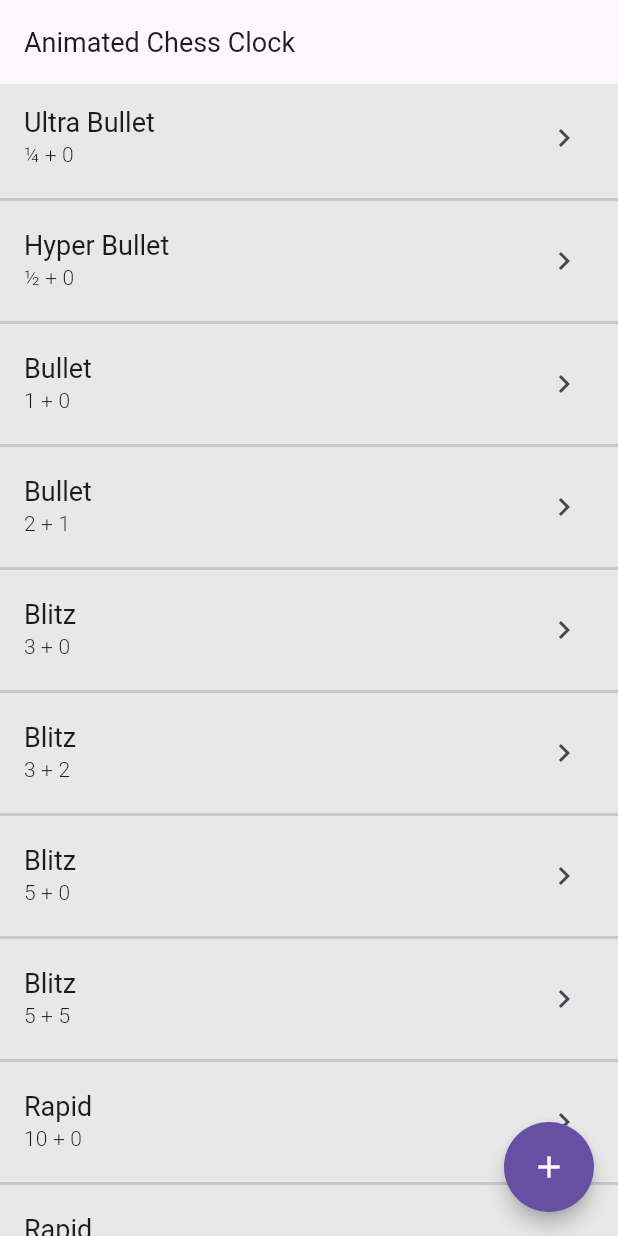
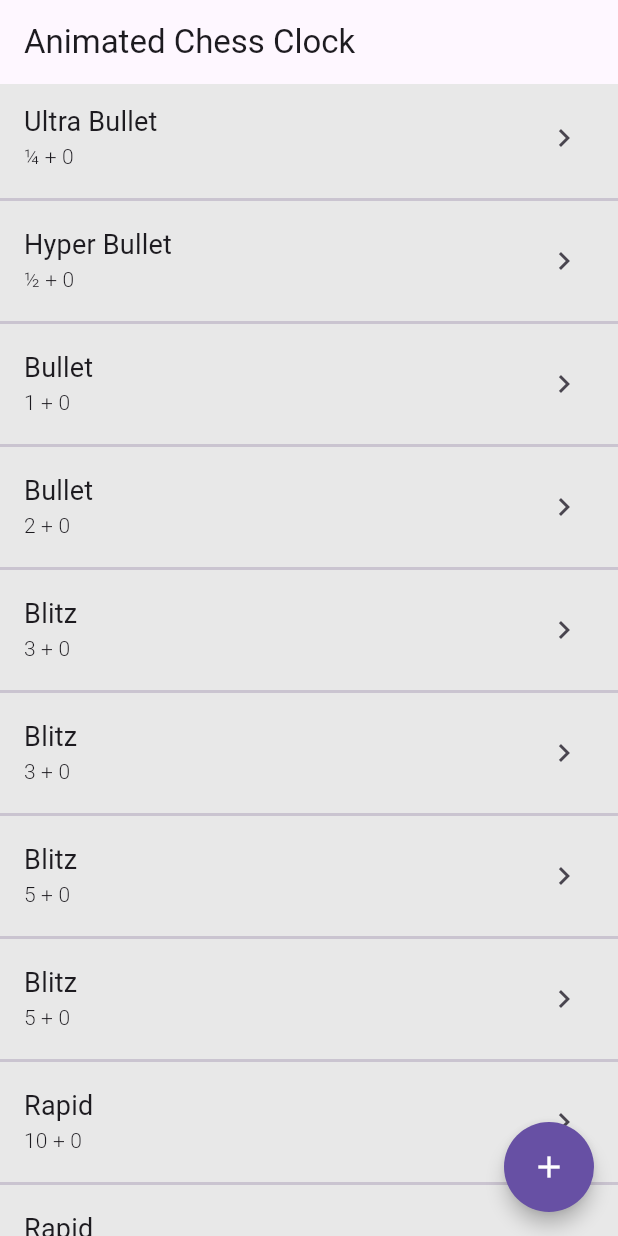
Before and after one commit to pbal/clock-app, a Flutter app: the screen it shows after launch, on a phone screen of 412 x 824 dp. Run offline on Flutter 3.47's test engine with Material 3 defaults, Android fonts, the light colour scheme and no system bars; missing offline and left inert: keep_screen_on.

Commit message:
update package 2024

```diff
--- a/lib/main.dart
+++ b/lib/main.dart
@@ -19,8 +19,8 @@ class MyApp extends StatelessWidget {
         ),
         iconTheme: IconThemeData(color: Colors.white),
         textTheme: TextTheme(
-          title: TextStyle(fontSize: 18, fontWeight: FontWeight.w400),
-          subtitle: TextStyle(fontSize: 14, fontWeight: FontWeight.w300),
+          titleMedium: TextStyle(fontSize: 18, fontWeight: FontWeight.w400),
+          titleSmall: TextStyle(fontSize: 14, fontWeight: FontWeight.w300),
         ),
       ),
       debugShowCheckedModeBanner: false,
--- a/lib/model/clock.dart
+++ b/lib/model/clock.dart
@@ -5,22 +5,22 @@ class Clock {
   int increment;
   int delay;
 
-  Clock({this.type, this.seconds, this.increment, this.delay});
+  Clock(this.type, this.seconds, this.increment, this.delay);
 
   static get presets {
     return [
-      Clock(type: 'Ultra Bullet', seconds: 15, delay: 0, increment: 0),
-      Clock(type: 'Hyper Bullet', seconds: 30, delay: 0, increment: 0),
-      Clock(type: 'Bullet', seconds: 60, delay: 0, increment: 0),
-      Clock(type: 'Bullet', seconds: 120, delay: 0, increment: 1),
-      Clock(type: 'Blitz', seconds: 180, delay: 0, increment: 0),
-      Clock(type: 'Blitz', seconds: 180, delay: 0, increment: 2),
-      Clock(type: 'Blitz', seconds: 300, delay: 0, increment: 0),
-      Clock(type: 'Blitz', seconds: 300, delay: 0, increment: 5),
-      Clock(type: 'Rapid', seconds: 600, delay: 0, increment: 0),
-      Clock(type: 'Rapid', seconds: 600, delay: 0, increment: 10),
-      Clock(type: 'Classical', seconds: 900, delay: 0, increment: 0),
-      Clock(type: 'Classical', seconds: 900, delay: 0, increment: 15),
+      Clock('Ultra Bullet', 15, 0, 0),
+      Clock('Hyper Bullet', 30, 0, 0),
+      Clock('Bullet', 60, 0, 0),
+      Clock('Bullet', 120, 0, 1),
+      Clock('Blitz', 180, 0, 0),
+      Clock('Blitz', 180, 0, 2),
+      Clock('Blitz', 300, 0, 0),
+      Clock('Blitz', 300, 0, 5),
+      Clock('Rapid', 600, 0, 0),
+      Clock('Rapid', 600, 0, 10),
+      Clock('Classical', 900, 0, 0),
+      Clock('Classical', 900, 0, 15),
     ];
   }
 }
--- a/lib/views/preset_view.dart
+++ b/lib/views/preset_view.dart
@@ -1,13 +1,11 @@
-import 'package:flutter/services.dart';
 import 'package:clock/views/clock_view.dart';
 import 'package:clock/model/clock.dart';
 import 'package:clock/widgets/custom_widget.dart';
 import 'package:flutter/material.dart';
 
 class PresetView extends StatefulWidget {
-  PresetView({Key key, this.title}) : super(key: key);
-
-  final String title;
+  final String? title ;
+  PresetView({Key? key, this.title}) : super(key: key);
 
   @override
   _PresetViewState createState() => _PresetViewState();
@@ -21,7 +19,6 @@ class _PresetViewState extends State<PresetView> {
 
   @override
   Widget build(BuildContext context) {
-    SystemChrome.setEnabledSystemUIOverlays(SystemUiOverlay.values);
     return Scaffold(
       floatingActionButton: Container(
         width: 60.0,
@@ -39,14 +36,8 @@ class _PresetViewState extends State<PresetView> {
       body: Container(
         child: Scaffold(
           appBar: AppBar(
-            title: Text(widget.title),
+            title: Text(widget.title ?? ""),
             actions: <Widget>[
-              // RawMaterialButton(
-              //   child: Icon(
-              //     Icons.settings,
-              //   ),
-              //   onPressed: () => {},
-              // ),
             ],
           ),
           body: Container(
@@ -62,7 +53,7 @@ class _PresetViewState extends State<PresetView> {
                 return ListTile(
                   title: Text(
                     item.type,
-                    style: Theme.of(context).textTheme.title,
+                    style: Theme.of(context).textTheme.titleMedium,
                   ),
                   subtitle: _getSubtitle(item),
                   onTap: () => _onListItemClick(item),
@@ -93,7 +84,7 @@ class _PresetViewState extends State<PresetView> {
 
     return Text(
       text,
-      style: Theme.of(context).textTheme.subtitle,
+      style: Theme.of(context).textTheme.titleSmall,
     );
   }
 
```
Also changed, not shown: lib/views/clock_view.dart (+27 -27 lines), lib/widgets/custom_widget.dart (+10 -10 lines), pubspec.yaml (+4 -8 lines), pubspec.lock, 44 other files.
